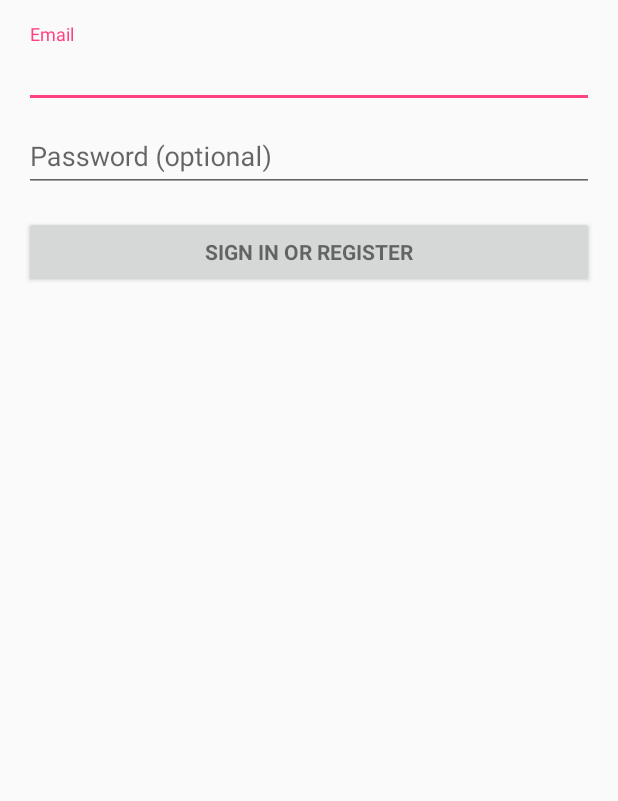
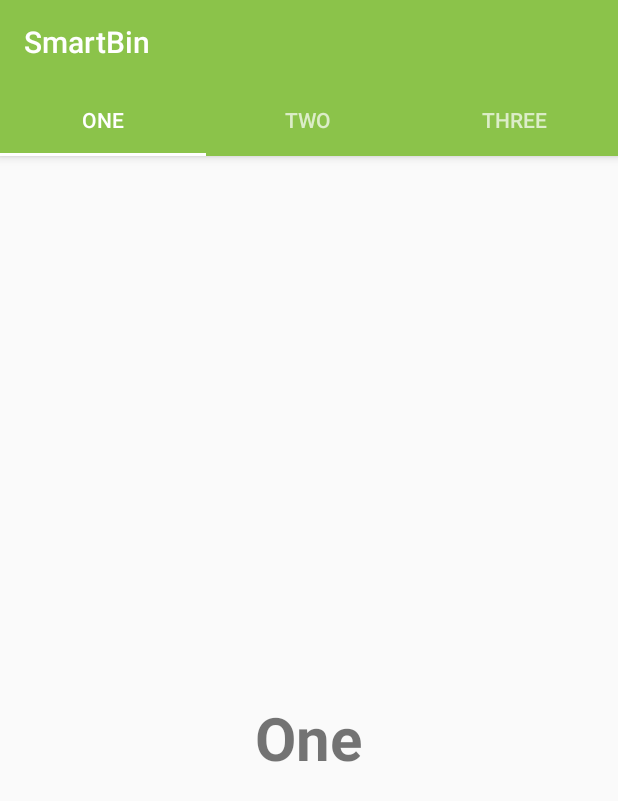
Before and after one commit to bravyto/SmartBin, an Android app: the screen it shows after launch (LoginActivity before the commit, MainActivity after it), on a phone screen of 412 x 824 dp. Shown: the top 801 px of the screen. Run offline under Robolectric (Android 15) with nearby library versions, the phone set to English and light mode, and no system bars.

Commit message:
Pengaplikasian fixed (no swipe) tablayout

```diff
--- a/app/src/main/AndroidManifest.xml
+++ b/app/src/main/AndroidManifest.xml
@@ -12,17 +12,19 @@
         android:icon="@mipmap/ic_launcher"
         android:label="@string/app_name"
         android:supportsRtl="true"
-        android:theme="@style/AppTheme">
+        android:theme="@style/MyMaterialTheme">
         <activity
             android:name=".LoginActivity"
             android:label="@string/app_name">
+
+        </activity>
+        <activity android:name=".MainActivity">
             <intent-filter>
                 <action android:name="android.intent.action.MAIN" />
 
                 <category android:name="android.intent.category.LAUNCHER" />
             </intent-filter>
         </activity>
-        <activity android:name=".MainActivity"></activity>
     </application>
 
 </manifest>
--- /dev/null
+++ b/app/src/main/java/com/mmcrajawali/smartbin/CustomViewPager.java
@@ -0,0 +1,36 @@
+package com.mmcrajawali.smartbin;
+
+import android.content.Context;
+import android.util.AttributeSet;
+import android.view.MotionEvent;
+
+/**
+ * Created by Bambang on 6/16/2016.
+ */
+public class CustomViewPager extends android.support.v4.view.ViewPager{
+    private boolean enabled;
+
+    public CustomViewPager(Context context, AttributeSet attrs) {
+        super(context, attrs);
+        this.enabled = true;
+    }
+
+    @Override
+    public boolean onTouchEvent(MotionEvent event) {
+        return enabled ? super.onTouchEvent(event) : false;
+    }
+
+    @Override
+    public boolean onInterceptTouchEvent(MotionEvent event) {
+        return enabled ? super.onInterceptTouchEvent(event) : false;
+    }
+
+    public void setPagingEnabled(boolean enabled) {
+        this.enabled = enabled;
+    }
+
+    public boolean isPagingEnabled() {
+        return enabled;
+    }
+
+}
--- /dev/null
+++ b/app/src/main/java/com/mmcrajawali/smartbin/MainActivity.java
@@ -0,0 +1,89 @@
+package com.mmcrajawali.smartbin;
+
+import android.os.Bundle;
+import android.support.design.widget.TabLayout;
+import android.support.v4.app.Fragment;
+import android.support.v4.app.FragmentManager;
+import android.support.v4.app.FragmentPagerAdapter;
+import android.support.v4.content.ContextCompat;
+import android.support.v4.view.ViewPager;
+import android.support.v7.app.AppCompatActivity;
+import android.support.v7.widget.Toolbar;
+import android.view.Menu;
+
+import java.util.ArrayList;
+import java.util.List;
+
+/**
+ * Created by Bambang on 6/16/2016.
+ */
+
+
+public class MainActivity extends AppCompatActivity {
+
+    private Toolbar toolbar;
+    private TabLayout tabLayout;
+    private com.mmcrajawali.smartbin.CustomViewPager viewPager;
+
+    @Override
+    protected void onCreate(Bundle savedInstanceState) {
+        super.onCreate(savedInstanceState);
+        setContentView(R.layout.activity_main);
+
+        toolbar = (Toolbar) findViewById(R.id.toolbar);
+        setSupportActionBar(toolbar);
+
+        viewPager = (com.mmcrajawali.smartbin.CustomViewPager) findViewById(R.id.viewpager);
+        viewPager.setPagingEnabled(false);
+        setupViewPager(viewPager);
+
+        tabLayout = (TabLayout) findViewById(R.id.tabs);
+        tabLayout.setupWithViewPager(viewPager);
+
+
+    }
+
+    @Override
+    public boolean onCreateOptionsMenu(Menu menu) {
+        // Inflate the menu; this adds items to the action bar if it is present.
+        getMenuInflater().inflate(R.menu.menu_main, menu);
+        return true;
+    }
+
+    private void setupViewPager(ViewPager viewPager) {
+        ViewPagerAdapter adapter = new ViewPagerAdapter(getSupportFragmentManager());
+        adapter.addFragment(new OneFragment(), "ONE");
+        adapter.addFragment(new TwoFragment(), "TWO");
+        adapter.addFragment(new ThreeFragment(), "THREE");
+        viewPager.setAdapter(adapter);
+    }
+
+    class ViewPagerAdapter extends FragmentPagerAdapter {
+        private final List<Fragment> mFragmentList = new ArrayList<>();
+        private final List<String> mFragmentTitleList = new ArrayList<>();
+
+        public ViewPagerAdapter(FragmentManager manager) {
+            super(manager);
+        }
+
+        @Override
+        public Fragment getItem(int position) {
+            return mFragmentList.get(position);
+        }
+
+        @Override
+        public int getCount() {
+            return mFragmentList.size();
+        }
+
+        public void addFragment(Fragment fragment, String title) {
+            mFragmentList.add(fragment);
+            mFragmentTitleList.add(title);
+        }
+
+        @Override
+        public CharSequence getPageTitle(int position) {
+            return mFragmentTitleList.get(position);
+        }
+    }
+}
--- /dev/null
+++ b/app/src/main/java/com/mmcrajawali/smartbin/OneFragment.java
@@ -0,0 +1,30 @@
+package com.mmcrajawali.smartbin;
+
+import android.os.Bundle;
+import android.support.v4.app.Fragment;
+import android.view.LayoutInflater;
+import android.view.View;
+import android.view.ViewGroup;
+
+/**
+ * Created by Bambang on 6/16/2016.
+ */
+public class OneFragment extends Fragment {
+
+    public OneFragment() {
+        // Required empty public constructor
+    }
+
+    @Override
+    public void onCreate(Bundle savedInstanceState) {
+        super.onCreate(savedInstanceState);
+    }
+
+    @Override
+    public View onCreateView(LayoutInflater inflater, ViewGroup container,
+                             Bundle savedInstanceState) {
+        // Inflate the layout for this fragment
+        return inflater.inflate(R.layout.fragment_one, container, false);
+    }
+
+}
--- /dev/null
+++ b/app/src/main/java/com/mmcrajawali/smartbin/ThreeFragment.java
@@ -0,0 +1,30 @@
+package com.mmcrajawali.smartbin;
+
+import android.os.Bundle;
+import android.support.v4.app.Fragment;
+import android.view.LayoutInflater;
+import android.view.View;
+import android.view.ViewGroup;
+
+/**
+ * Created by Bambang on 6/16/2016.
+ */
+public class ThreeFragment extends Fragment {
+
+    public ThreeFragment() {
+        // Required empty public constructor
+    }
+
+    @Override
+    public void onCreate(Bundle savedInstanceState) {
+        super.onCreate(savedInstanceState);
+    }
+
+    @Override
+    public View onCreateView(LayoutInflater inflater, ViewGroup container,
+                             Bundle savedInstanceState) {
+        // Inflate the layout for this fragment
+        return inflater.inflate(R.layout.fragment_three, container, false);
+    }
+
+}
--- /dev/null
+++ b/app/src/main/java/com/mmcrajawali/smartbin/TwoFragment.java
@@ -0,0 +1,30 @@
+package com.mmcrajawali.smartbin;
+
+import android.os.Bundle;
+import android.support.v4.app.Fragment;
+import android.view.LayoutInflater;
+import android.view.View;
+import android.view.ViewGroup;
+
+/**
+ * Created by Bambang on 6/16/2016.
+ */
+public class TwoFragment extends Fragment {
+
+    public TwoFragment() {
+        // Required empty public constructor
+    }
+
+    @Override
+    public void onCreate(Bundle savedInstanceState) {
+        super.onCreate(savedInstanceState);
+    }
+
+    @Override
+    public View onCreateView(LayoutInflater inflater, ViewGroup container,
+                             Bundle savedInstanceState) {
+        // Inflate the layout for this fragment
+        return inflater.inflate(R.layout.fragment_two, container, false);
+    }
+
+}
--- /dev/null
+++ b/app/src/main/res/layout/activity_main.xml
@@ -0,0 +1,33 @@
+<android.support.design.widget.CoordinatorLayout xmlns:android="http://schemas.android.com/apk/res/android"
+    xmlns:app="http://schemas.android.com/apk/res-auto"
+    android:layout_width="match_parent"
+    android:layout_height="match_parent">
+
+    <android.support.design.widget.AppBarLayout
+        android:layout_width="match_parent"
+        android:layout_height="wrap_content"
+        android:theme="@style/ThemeOverlay.AppCompat.Dark.ActionBar">
+
+        <android.support.v7.widget.Toolbar
+            android:id="@+id/toolbar"
+            android:layout_width="match_parent"
+            android:layout_height="?attr/actionBarSize"
+            android:background="?attr/colorPrimary"
+            app:layout_scrollFlags="scroll|enterAlways"
+            app:popupTheme="@style/ThemeOverlay.AppCompat.Light" />
+
+        <android.support.design.widget.TabLayout
+            android:id="@+id/tabs"
+            android:layout_width="match_parent"
+            android:layout_height="wrap_content"
+            app:tabIndicatorColor="@color/indicator"
+            app:tabMode="fixed"
+            app:tabGravity="fill"/>
+    </android.support.design.widget.AppBarLayout>
+
+    <com.mmcrajawali.smartbin.CustomViewPager
+        android:id="@+id/viewpager"
+        android:layout_width="match_parent"
+        android:layout_height="match_parent"
+        app:layout_behavior="@string/appbar_scrolling_view_behavior"  />
+</android.support.design.widget.CoordinatorLayout>
--- /dev/null
+++ b/app/src/main/res/layout/fragment_one.xml
@@ -0,0 +1,16 @@
+<?xml version="1.0" encoding="utf-8"?>
+<RelativeLayout xmlns:android="http://schemas.android.com/apk/res/android"
+    xmlns:tools="http://schemas.android.com/tools"
+    android:layout_width="match_parent"
+    android:layout_height="match_parent"
+    tools:context="com.mmcrajawali.smartbin.OneFragment">
+
+    <TextView
+        android:layout_width="wrap_content"
+        android:layout_height="wrap_content"
+        android:text="One"
+        android:textSize="40dp"
+        android:textStyle="bold"
+        android:layout_centerInParent="true"/>
+
+</RelativeLayout>
--- /dev/null
+++ b/app/src/main/res/values-v21/styles.xml
@@ -0,0 +1,10 @@
+<?xml version="1.0" encoding="utf-8"?>
+<resources>
+    <style name="MyMaterialTheme" parent="MyMaterialTheme.Base">
+        <item name="android:windowContentTransitions">true</item>
+        <item name="android:windowAllowEnterTransitionOverlap">true</item>
+        <item name="android:windowAllowReturnTransitionOverlap">true</item>
+        <item name="android:windowSharedElementEnterTransition">@android:transition/move</item>
+        <item name="android:windowSharedElementExitTransition">@android:transition/move</item>
+    </style>
+</resources>
--- a/app/src/main/res/values/colors.xml
+++ b/app/src/main/res/values/colors.xml
@@ -1,6 +1,7 @@
 <?xml version="1.0" encoding="utf-8"?>
 <resources>
-    <color name="colorPrimary">#3F51B5</color>
-    <color name="colorPrimaryDark">#303F9F</color>
-    <color name="colorAccent">#FF4081</color>
+    <color name="colorPrimary">#8BC34A</color>
+    <color name="colorPrimaryDark">#689F38</color>
+    <color name="colorAccent">#FF5252</color>
+    <color name="indicator">#FFFFFF</color>
 </resources>
--- a/app/src/main/res/values/dimens.xml
+++ b/app/src/main/res/values/dimens.xml
@@ -2,4 +2,8 @@
     <!-- Default screen margins, per the Android Design guidelines. -->
     <dimen name="activity_horizontal_margin">16dp</dimen>
     <dimen name="activity_vertical_margin">16dp</dimen>
+    <dimen name="tab_max_width">264dp</dimen>
+    <dimen name="tab_padding_bottom">16dp</dimen>
+    <dimen name="tab_label">14sp</dimen>
+    <dimen name="custom_tab_layout_height">72dp</dimen>
 </resources>
--- a/app/src/main/res/values/styles.xml
+++ b/app/src/main/res/values/styles.xml
@@ -1,8 +1,14 @@
 <resources>
 
+    <style name="MyMaterialTheme" parent="MyMaterialTheme.Base">
+
+    </style>
+
     <!-- Base application theme. -->
-    <style name="AppTheme" parent="Theme.AppCompat.Light.NoActionBar">
+    <style name="MyMaterialTheme.Base" parent="Theme.AppCompat.Light.DarkActionBar">
         <!-- Customize your theme here. -->
+        <item name="windowNoTitle">true</item>
+        <item name="windowActionBar">false</item>
         <item name="colorPrimary">@color/colorPrimary</item>
         <item name="colorPrimaryDark">@color/colorPrimaryDark</item>
         <item name="colorAccent">@color/colorAccent</item>
```
Also changed, not shown: app/src/main/res/layout/fragment_three.xml (added, +16 -0 lines), app/src/main/res/layout/fragment_two.xml (added, +16 -0 lines), app/src/main/res/layout/toolbar.xml (deleted, +0 -9 lines), app/src/main/res/menu/menu_main.xml (+18 -18 lines).
